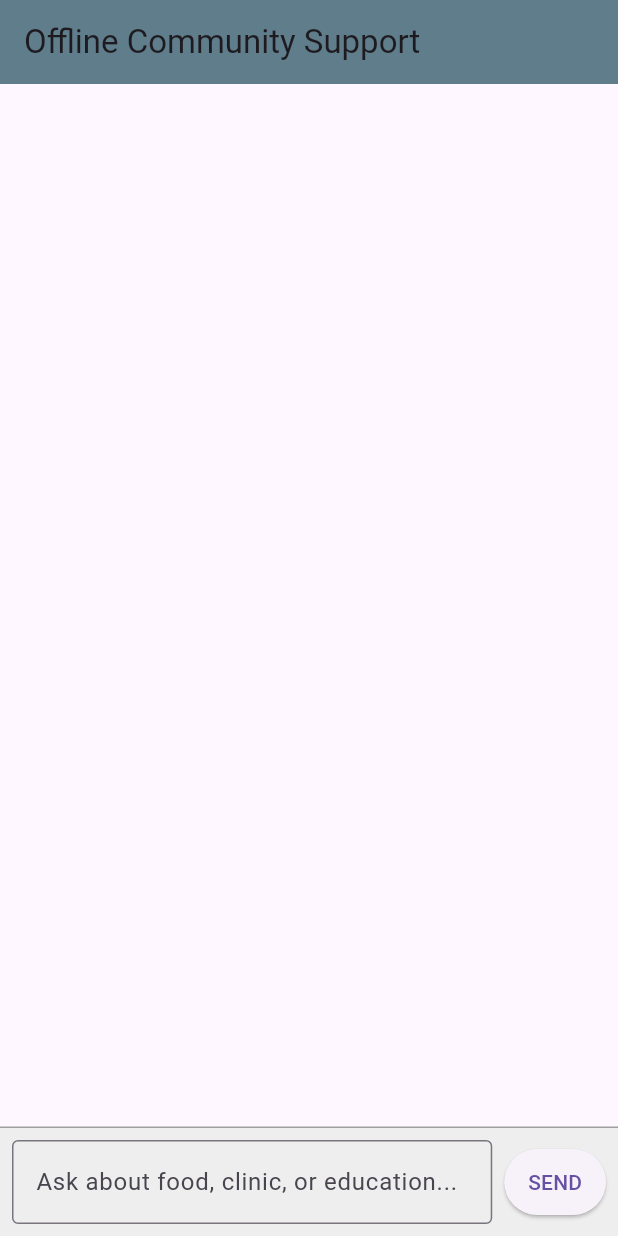
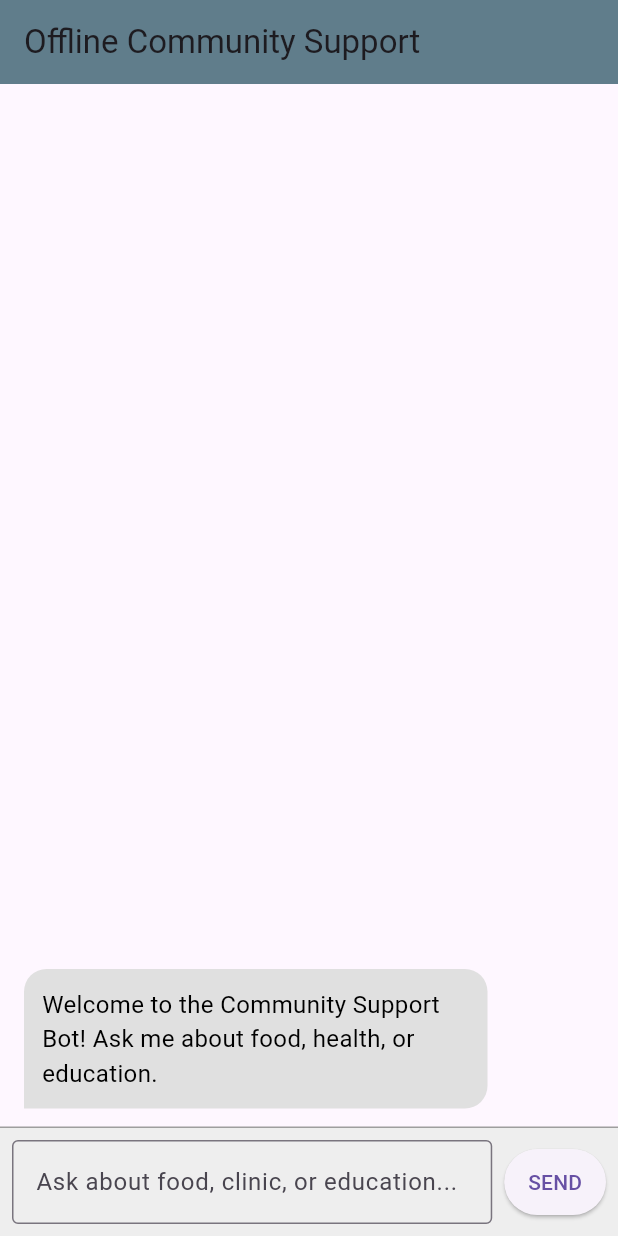
Before and after one commit to Hanifah-git/Offline-Chatbot, a Flutter app: the screen it shows after launch, after a tap on "SEND", on a phone screen of 412 x 824 dp. Run offline on Flutter 3.47's test engine with Material 3 defaults, Android fonts, the phone set to English and light mode, and no system bars.

Commit message:
feat: Finalize NLP Engine and Chatbot UX. Implemented keyword alias mapping, stop word filtering, auto-scroll, and integrated all ethical disclainmers.

```diff
--- a/lib/main.dart
+++ b/lib/main.dart
@@ -1,6 +1,7 @@
 import 'package:flutter/material.dart';
 import 'knowledge_entry.dart';
 import 'knowledge_service.dart';
+import 'nlp_engine.dart';
 
 void main() => runApp(const ChatApp());
 
@@ -9,12 +10,9 @@ class ChatApp extends StatelessWidget {
 
   @override
   Widget build(BuildContext context) {
-    return const MaterialApp(
-      home: ChatScreen(),
-    );
+    return const MaterialApp(home: ChatScreen());
   }
 }
-
 
 class ChatScreen extends StatefulWidget {
   const ChatScreen({super.key});
@@ -23,18 +21,29 @@ class ChatScreen extends StatefulWidget {
   State<ChatScreen> createState() => _ChatScreenState();
 }
 
+class _ChatScreenState extends State<ChatScreen> {
 
-class _ChatScreenState extends State<ChatScreen> {
   final _textController = TextEditingController();
+
+  final ScrollController _scrollController = ScrollController();
+
+  final Map<String, dynamic> _welcomeMessage = {
+    'text':
+        'Welcome to the Community Support Bot! Ask me about food, health, or education.',
+    'isUser': false,
+  };
 
   List<Map<String, dynamic>> _messages = [];
   List<KnowledgeEntry> _knowledgeBase = [];
 
   bool _isLoading = true;
 
+  static const String _disclaimer = "\n\n⚠️ IMPORTANT: Info may be outdated. Verify locally before traveling.";
+
   @override
   void initState() {
     super.initState();
+    _messages.add(_welcomeMessage);
     _loadData();
   }
 
@@ -63,8 +72,30 @@ class _ChatScreenState extends State<ChatScreen> {
     setState(() {
       _messages.add({'text': text, 'isUser': true});
     });
+    _scrollController.animateTo(
+      0.0,
+      duration: const Duration(milliseconds: 300),
+      curve: Curves.easeOut,
+    );
 
     _textController.clear();
+
+    final engine = NLPEngine();
+    final responseEntry = engine.findBestMatch(text, _knowledgeBase);
+
+    String botResponse;
+    if (responseEntry != null) {
+      botResponse = responseEntry.response + _disclaimer;
+    } else {
+      botResponse =
+          "I apologize, I could not find a match for those keywords. Please try simpler words like 'food', 'clinic', or 'school'.";
+    }
+
+    Future.delayed(const Duration(milliseconds: 500), () {
+      setState(() {
+        _messages.add({'text': botResponse, 'isUser': false});
+      });
+    });
   }
 
   @override
@@ -78,6 +109,7 @@ class _ChatScreenState extends State<ChatScreen> {
         children: [
           Expanded(
             child: ListView.builder(
+              controller: _scrollController,
               reverse: true,
               padding: const EdgeInsets.all(8.0),
               itemCount: _messages.length,
@@ -102,8 +134,7 @@ class _ChatScreenState extends State<ChatScreen> {
               children: <Widget>[
                 Expanded(
                   child: TextField(
-                    controller:
-                        _textController,
+                    controller: _textController,
                     decoration: const InputDecoration(
                       hintText: 'Ask about food, clinic, or education...',
                       border: OutlineInputBorder(),
@@ -131,7 +162,6 @@ class _ChatScreenState extends State<ChatScreen> {
   }
 }
 
-
 class MessageBubble extends StatelessWidget {
   final String text;
   final bool isUser;
@@ -140,9 +170,7 @@ class MessageBubble extends StatelessWidget {
 
   @override
   Widget build(BuildContext context) {
-
     return Align(
-
       alignment: isUser ? Alignment.centerRight : Alignment.centerLeft,
 
       child: Container(
@@ -165,10 +193,7 @@ class MessageBubble extends StatelessWidget {
 
         child: Text(
           text,
-          style: const TextStyle(
-            color: Colors.black,
-            fontSize: 16,
-          ),
+          style: const TextStyle(color: Colors.black, fontSize: 16),
         ),
       ),
     );
--- /dev/null
+++ b/lib/nlp_engine.dart
@@ -0,0 +1,47 @@
+import 'knowledge_entry.dart';
+
+final Set<String> _stopWords = {
+  'a', 'an', 'the', 'is', 'are', 'was', 'were', 'and', 'or', 'but', 'for',
+  'not', 'in', 'on', 'at', 'with', 'from', 'about', 'can', 'i', 'my', 'me', 'where', 'what'
+};
+
+final Map<String, String> _aliasMap = {
+  'doc': 'clinic',
+  'medical': 'clinic',
+  'edu': 'school',
+  'learn': 'school',
+  'feeding': 'food',
+};
+
+class NLPEngine {
+  KnowledgeEntry? findBestMatch(String query, List<KnowledgeEntry> knowledgeBase) {
+
+    final cleanQueryWords = query
+        .toLowerCase()
+        .replaceAll(RegExp(r'[^\w\s]'), '')
+        .split(' ')
+        .where((word) => word.isNotEmpty && !_stopWords.contains(word))
+        .map((word) => _aliasMap[word] ?? word)
+        .toSet();
+
+    int bestScore = 0;
+    KnowledgeEntry? bestMatch;
+
+    for (final entry in knowledgeBase) {
+      int currentScore = 0;
+
+      for (final keyword in entry.keywords) {
+        if (cleanQueryWords.contains(keyword)) {
+          currentScore++;
+        }
+      }
+
+      if (currentScore > bestScore) {
+        bestScore = currentScore;
+        bestMatch = entry;
+      }
+    }
+
+    return bestMatch;
+  }
+}
```
